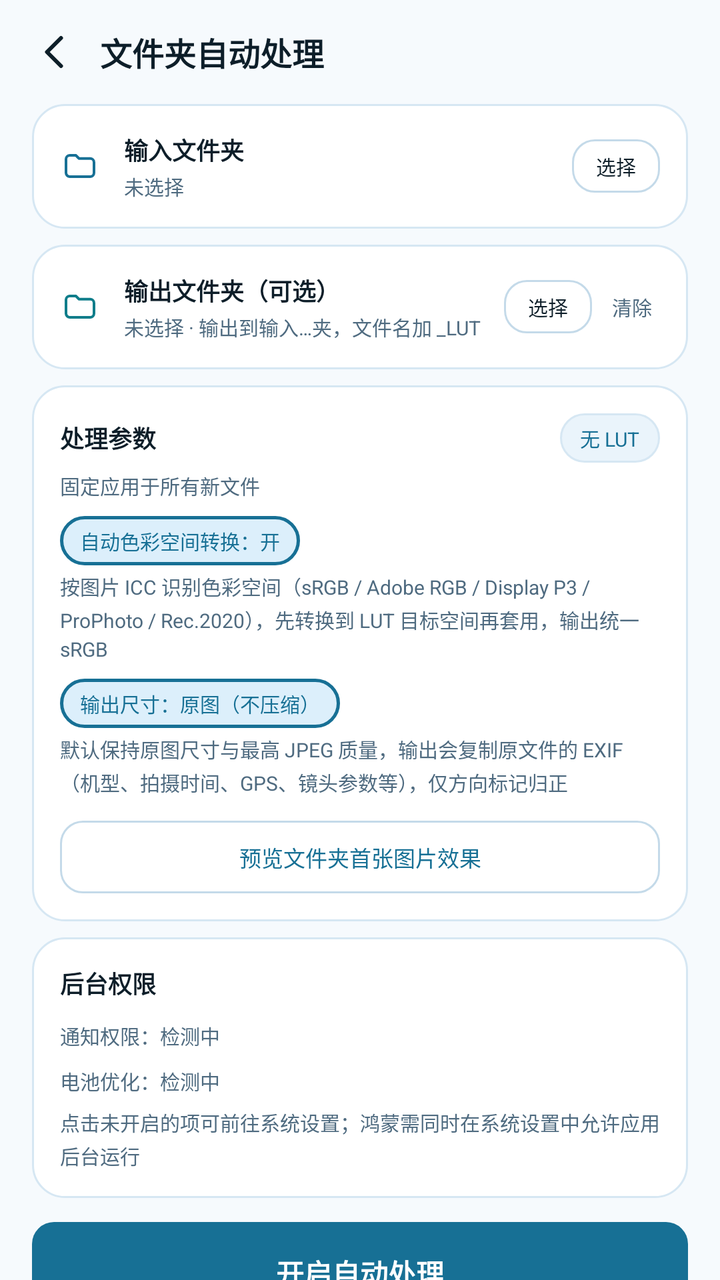
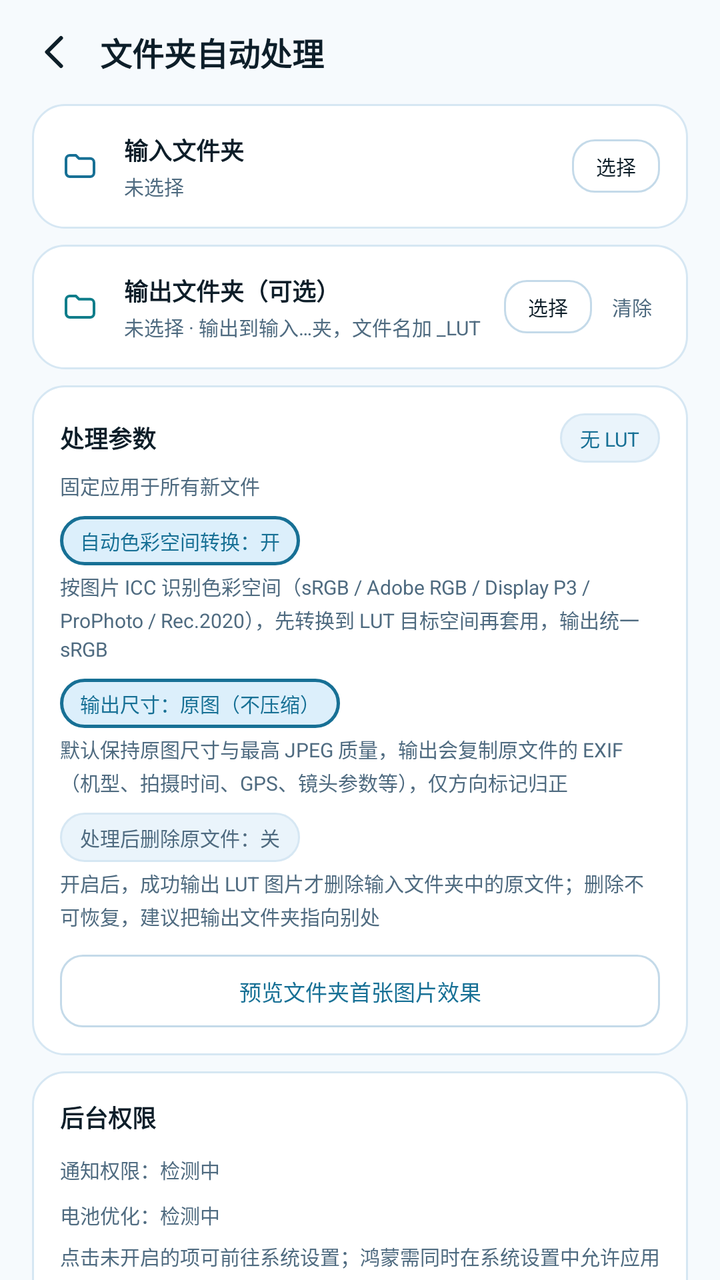

Before-and-after screenshots of an Android layout around one commit, followed by the original layout XML and the change that was made.
<!-- AndroidManifest.xml: application theme AppTheme_Dark -->
<!-- res/layout/activity_auto.xml -->
<?xml version="1.0" encoding="utf-8"?>
<LinearLayout xmlns:android="http://schemas.android.com/apk/res/android"
    android:layout_width="match_parent"
    android:layout_height="match_parent"
    android:orientation="vertical"
    android:background="@color/bg">

    <LinearLayout
        android:layout_width="match_parent"
        android:layout_height="52dp"
        android:orientation="horizontal"
        android:gravity="center_vertical"
        android:paddingLeft="8dp"
        android:paddingRight="16dp">

        <ImageView
            android:id="@+id/btnBack"
            android:layout_width="40dp"
            android:layout_height="40dp"
            android:padding="8dp"
            android:src="@drawable/ic_back"
            android:tint="@color/text"
            android:clickable="true"
            android:focusable="true"
            android:contentDescription="返回" />

        <TextView
            android:layout_width="0dp"
            android:layout_height="wrap_content"
            android:layout_weight="1"
            android:layout_marginLeft="2dp"
            android:text="文件夹自动处理"
            android:textColor="@color/text"
            android:textSize="16sp"
            android:textStyle="bold" />
    </LinearLayout>

    <ScrollView
        android:layout_width="match_parent"
        android:layout_height="0dp"
        android:layout_weight="1"
        android:scrollbars="none">

        <LinearLayout
            android:layout_width="match_parent"
            android:layout_height="wrap_content"
            android:orientation="vertical"
            android:paddingLeft="16dp"
            android:paddingRight="16dp"
            android:paddingBottom="16dp">

            <LinearLayout
                android:layout_width="match_parent"
                android:layout_height="wrap_content"
                android:orientation="horizontal"
                android:background="@drawable/bg_card"
                android:padding="14dp"
                android:gravity="center_vertical">

                <ImageView
                    android:layout_width="20dp"
                    android:layout_height="20dp"
                    android:src="@drawable/ic_folder"
                    android:tint="@color/accent" />

                <LinearLayout
                    android:layout_width="0dp"
                    android:layout_height="wrap_content"
                    android:layout_weight="1"
                    android:layout_marginLeft="12dp"
                    android:orientation="vertical">

                    <TextView
                        android:layout_width="wrap_content"
                        android:layout_height="wrap_content"
                        android:text="输入文件夹"
                        android:textColor="@color/text"
                        android:textSize="12sp"
                        android:textStyle="bold" />

                    <TextView
                        android:id="@+id/inPath"
                        android:layout_width="match_parent"
                        android:layout_height="wrap_content"
                        android:layout_marginTop="2dp"
                        android:ellipsize="middle"
                        android:maxLines="1"
                        android:text="未选择"
                        android:textColor="@color/muted"
                        android:textSize="10sp" />
                </LinearLayout>

                <TextView
                    android:id="@+id/btnPickIn"
                    android:layout_width="wrap_content"
                    android:layout_height="wrap_content"
                    android:layout_marginLeft="8dp"
                    android:background="@drawable/bg_btn_ghost"
                    android:paddingLeft="12dp"
                    android:paddingRight="12dp"
                    android:paddingTop="6dp"
                    android:paddingBottom="6dp"
                    android:text="选择"
                    android:textColor="@color/text"
                    android:textSize="10sp"
                    android:clickable="true"
                    android:focusable="true" />
            </LinearLayout>

            <LinearLayout
                android:layout_width="match_parent"
                android:layout_height="wrap_content"
                android:layout_marginTop="8dp"
                android:orientation="horizontal"
                android:background="@drawable/bg_card"
                android:padding="14dp"
                android:gravity="center_vertical">

                <ImageView
                    android:layout_width="20dp"
                    android:layout_height="20dp"
                    android:src="@drawable/ic_folder"
                    android:tint="@color/teal" />

                <LinearLayout
                    android:layout_width="0dp"
                    android:layout_height="wrap_content"
                    android:layout_weight="1"
                    android:layout_marginLeft="12dp"
                    android:orientation="vertical">

                    <TextView
                        android:layout_width="wrap_content"
                        android:layout_height="wrap_content"
                        android:text="输出文件夹（可选）"
                        android:textColor="@color/text"
                        android:textSize="12sp"
                        android:textStyle="bold" />

                    <TextView
                        android:id="@+id/outPath"
                        android:layout_width="match_parent"
                        android:layout_height="wrap_content"
                        android:layout_marginTop="2dp"
                        android:ellipsize="middle"
                        android:maxLines="1"
                        android:text="未选择 · 输出到输入文件夹，文件名加 _LUT"
                        android:textColor="@color/muted"
                        android:textSize="10sp" />
                </LinearLayout>

                <TextView
                    android:id="@+id/btnPickOut"
                    android:layout_width="wrap_content"
                    android:layout_height="wrap_content"
                    android:layout_marginLeft="8dp"
                    android:background="@drawable/bg_btn_ghost"
                    android:paddingLeft="12dp"
                    android:paddingRight="12dp"
                    android:paddingTop="6dp"
                    android:paddingBottom="6dp"
                    android:text="选择"
                    android:textColor="@color/text"
                    android:textSize="10sp"
                    android:clickable="true"
                    android:focusable="true" />

                <TextView
                    android:id="@+id/btnClearOut"
                    android:layout_width="wrap_content"
                    android:layout_height="wrap_content"
                    android:layout_marginLeft="6dp"
                    android:padding="4dp"
                    android:text="清除"
                    android:textColor="@color/muted"
                    android:textSize="10sp"
                    android:clickable="true"
                    android:focusable="true" />
            </LinearLayout>

            <LinearLayout
                android:layout_width="match_parent"
                android:layout_height="wrap_content"
                android:layout_marginTop="8dp"
                android:orientation="vertical"
                android:background="@drawable/bg_card"
                android:padding="14dp">

                <LinearLayout
                    android:layout_width="match_parent"
                    android:layout_height="wrap_content"
                    android:orientation="horizontal"
                    android:gravity="center_vertical">

                    <TextView
                        android:layout_width="0dp"
                        android:layout_height="wrap_content"
                        android:layout_weight="1"
                        android:text="处理参数"
                        android:textColor="@color/text"
                        android:textSize="12sp"
                        android:textStyle="bold" />

                    <TextView
                        android:id="@+id/autoLutName"
                        android:layout_width="wrap_content"
                        android:layout_height="wrap_content"
                        android:background="@drawable/bg_chip"
                        android:paddingLeft="10dp"
                        android:paddingRight="10dp"
                        android:paddingTop="5dp"
                        android:paddingBottom="5dp"
                        android:text="无 LUT"
                        android:textColor="@color/accent"
                        android:textSize="10sp"
                        android:clickable="true"
                        android:focusable="true" />
                </LinearLayout>

                <TextView
                    android:layout_width="wrap_content"
                    android:layout_height="wrap_content"
                    android:layout_marginTop="4dp"
                    android:text="固定应用于所有新文件"
                    android:textColor="@color/muted"
                    android:textSize="10sp" />

                <TextView
                    android:id="@+id/btnSpace"
                    android:layout_width="wrap_content"
                    android:layout_height="wrap_content"
                    android:layout_marginTop="8dp"
                    android:background="@drawable/bg_chip_sel"
                    android:paddingLeft="10dp"
                    android:paddingRight="10dp"
                    android:paddingTop="5dp"
                    android:paddingBottom="5dp"
                    android:text="自动色彩空间转换：开"
                    android:textColor="@color/accent"
                    android:textSize="10sp"
                    android:clickable="true"
                    android:focusable="true" />

                <TextView
                    android:layout_width="match_parent"
                    android:layout_height="wrap_content"
                    android:layout_marginTop="3dp"
                    android:lineSpacingExtra="2dp"
                    android:text="按图片 ICC 识别色彩空间（sRGB / Adobe RGB / Display P3 / ProPhoto / Rec.2020），先转换到 LUT 目标空间再套用，输出统一 sRGB"
                    android:textColor="@color/muted"
                    android:textSize="10sp" />

                <TextView
                    android:id="@+id/btnSize"
                    android:layout_width="wrap_content"
                    android:layout_height="wrap_content"
                    android:layout_marginTop="8dp"
                    android:background="@drawable/bg_chip_sel"
                    android:paddingLeft="10dp"
                    android:paddingRight="10dp"
                    android:paddingTop="5dp"
                    android:paddingBottom="5dp"
                    android:text="输出尺寸：原图（不压缩）"
                    android:textColor="@color/accent"
                    android:textSize="10sp"
                    android:clickable="true"
                    android:focusable="true" />

                <TextView
                    android:layout_width="match_parent"
                    android:layout_height="wrap_content"
                    android:layout_marginTop="3dp"
                    android:lineSpacingExtra="2dp"
                    android:text="默认保持原图尺寸与最高 JPEG 质量，输出会复制原文件的 EXIF（机型、拍摄时间、GPS、镜头参数等），仅方向标记归正"
                    android:textColor="@color/muted"
                    android:textSize="10sp" />

                <LinearLayout
                    android:id="@+id/autoAdjustList"
                    android:layout_width="match_parent"
                    android:layout_height="wrap_content"
                    android:layout_marginTop="6dp"
                    android:orientation="vertical" />

                <TextView
                    android:id="@+id/btnPreview"
                    android:layout_width="match_parent"
                    android:layout_height="wrap_content"
                    android:layout_marginTop="6dp"
                    android:background="@drawable/bg_btn_ghost"
                    android:gravity="center"
                    android:paddingTop="10dp"
                    android:paddingBottom="10dp"
                    android:text="预览文件夹首张图片效果"
                    android:textColor="@color/accent"
                    android:textSize="11sp"
                    android:clickable="true"
                    android:focusable="true" />
            </LinearLayout>

            <LinearLayout
                android:layout_width="match_parent"
                android:layout_height="wrap_content"
                android:layout_marginTop="8dp"
                android:orientation="vertical"
                android:background="@drawable/bg_card"
                android:padding="14dp">

                <TextView
                    android:layout_width="wrap_content"
                    android:layout_height="wrap_content"
                    android:text="后台权限"
                    android:textColor="@color/text"
                    android:textSize="12sp"
                    android:textStyle="bold" />

                <TextView
                    android:id="@+id/notifState"
                    android:layout_width="match_parent"
                    android:layout_height="wrap_content"
                    android:layout_marginTop="6dp"
                    android:paddingTop="4dp"
                    android:paddingBottom="4dp"
                    android:text="通知权限：检测中"
                    android:textColor="@color/muted"
                    android:textSize="10sp"
                    android:clickable="true"
                    android:focusable="true" />

                <TextView
                    android:id="@+id/battState"
                    android:layout_width="match_parent"
                    android:layout_height="wrap_content"
                    android:paddingTop="4dp"
                    android:paddingBottom="4dp"
                    android:text="电池优化：检测中"
                    android:textColor="@color/muted"
                    android:textSize="10sp"
                    android:clickable="true"
                    android:focusable="true" />

                <TextView
                    android:layout_width="wrap_content"
                    android:layout_height="wrap_content"
                    android:layout_marginTop="2dp"
                    android:text="点击未开启的项可前往系统设置；鸿蒙需同时在系统设置中允许应用后台运行"
                    android:textColor="@color/muted"
                    android:textSize="10sp"
                    android:lineSpacingExtra="2dp" />
            </LinearLayout>

            <TextView
                android:id="@+id/btnToggle"
                android:layout_width="match_parent"
                android:layout_height="wrap_content"
                android:layout_marginTop="12dp"
                android:background="@drawable/bg_btn"
                android:gravity="center"
                android:paddingTop="15dp"
                android:paddingBottom="15dp"
                android:text="开启自动处理"
                android:textColor="@color/on_accent"
                android:textSize="14sp"
                android:textStyle="bold"
                android:clickable="true"
                android:focusable="true" />

            <TextView
                android:id="@+id/btnProcessAll"
                android:layout_width="match_parent"
                android:layout_height="wrap_content"
                android:layout_marginTop="8dp"
                android:background="@drawable/bg_btn_ghost"
                android:gravity="center"
                android:paddingTop="12dp"
                android:paddingBottom="12dp"
                android:text="立即处理文件夹中已有图片"
                android:textColor="@color/text"
                android:textSize="12sp"
                android:clickable="true"
                android:focusable="true" />

            <LinearLayout
                android:layout_width="match_parent"
                android:layout_height="wrap_content"
                android:layout_marginTop="8dp"
                android:orientation="vertical"
                android:background="@drawable/bg_card"
                android:padding="14dp">

                <TextView
                    android:layout_width="wrap_content"
                    android:layout_height="wrap_content"
                    android:text="处理记录"
                    android:textColor="@color/text"
                    android:textSize="12sp"
                    android:textStyle="bold" />

                <ScrollView
                    android:layout_width="match_parent"
                    android:layout_height="120dp"
                    android:layout_marginTop="6dp"
                    android:scrollbars="vertical">

                    <TextView
                        android:id="@+id/logText"
                        android:layout_width="match_parent"
                        android:layout_height="wrap_content"
                        android:fontFamily="monospace"
                        android:lineSpacingExtra="2dp"
                        android:text="暂无记录"
                        android:textColor="@color/muted"
                        android:textSize="10sp" />
                </ScrollView>
            </LinearLayout>

            <TextView
                android:layout_width="match_parent"
                android:layout_height="wrap_content"
                android:layout_marginTop="12dp"
                android:text="提示：自动处理在本地离线运行。请保持应用在后台上运行（通知栏常驻），新图片保存到输入文件夹后约 6 秒内自动套用 LUT 并输出。"
                android:textColor="@color/muted"
                android:textSize="10sp"
                android:lineSpacingExtra="3dp" />
        </LinearLayout>
    </ScrollView>
</LinearLayout>
<!-- resources referenced by this layout -->
<resources>
  <color name="accent">#177095</color>
  <color name="bg">#F6FAFD</color>
  <color name="muted">#4F6B80</color>
  <color name="on_accent">#FFFFFF</color>
  <color name="teal">#0F7D8A</color>
  <color name="text">#0D1E29</color>
  <!-- drawable bg_btn (drawable) -->
  <?xml version="1.0" encoding="utf-8"?>
  <shape xmlns:android="http://schemas.android.com/apk/res/android" android:shape="rectangle">
      <solid android:color="@color/accent" />
      <corners android:radius="11dp" />
  </shape>
  <!-- drawable bg_btn_ghost (drawable) -->
  <?xml version="1.0" encoding="utf-8"?>
  <shape xmlns:android="http://schemas.android.com/apk/res/android" android:shape="rectangle">
      <solid android:color="#00000000" />
      <corners android:radius="11dp" />
      <stroke android:width="1dp" android:color="@color/ghost_stroke" />
  </shape>
  <!-- drawable bg_card (drawable) -->
  <?xml version="1.0" encoding="utf-8"?>
  <shape xmlns:android="http://schemas.android.com/apk/res/android" android:shape="rectangle">
      <solid android:color="@color/surface" />
      <corners android:radius="16dp" />
      <stroke android:width="1dp" android:color="@color/stroke" />
  </shape>
  <!-- drawable bg_chip (drawable) -->
  <?xml version="1.0" encoding="utf-8"?>
  <shape xmlns:android="http://schemas.android.com/apk/res/android" android:shape="rectangle">
      <solid android:color="@color/surface2" />
      <corners android:radius="12dp" />
      <stroke android:width="1dp" android:color="@color/stroke" />
  </shape>
  <!-- drawable bg_chip_sel (drawable) -->
  <?xml version="1.0" encoding="utf-8"?>
  <shape xmlns:android="http://schemas.android.com/apk/res/android" android:shape="rectangle">
      <solid android:color="@color/chip_sel_bg" />
      <corners android:radius="12dp" />
      <stroke android:width="1.5dp" android:color="@color/accent" />
  </shape>
  <!-- drawable ic_back (drawable) -->
  <?xml version="1.0" encoding="utf-8"?>
  <vector xmlns:android="http://schemas.android.com/apk/res/android"
      android:width="24dp" android:height="24dp"
      android:viewportWidth="24" android:viewportHeight="24">
      <path
          android:pathData="M14.5 5L7.5 12l7 7"
          android:fillColor="#00000000"
          android:strokeColor="#FFFFFFFF"
          android:strokeWidth="2"
          android:strokeLineCap="round"
          android:strokeLineJoin="round" />
  </vector>
  <!-- drawable ic_folder (drawable) -->
  <?xml version="1.0" encoding="utf-8"?>
  <vector xmlns:android="http://schemas.android.com/apk/res/android"
      android:width="24dp" android:height="24dp"
      android:viewportWidth="24" android:viewportHeight="24">
      <path
          android:pathData="M3.6 7.9A2.3 2.3 0 0 1 5.9 5.6h3.6l1.9 1.9h6.7a2.3 2.3 0 0 1 2.3 2.3v6.3a2.3 2.3 0 0 1 -2.3 2.3H5.9a2.3 2.3 0 0 1 -2.3 -2.3z"
          android:fillColor="#00000000"
          android:strokeColor="#FFFFFFFF"
          android:strokeWidth="1.6"
          android:strokeLineJoin="round" />
  </vector>
  <style name="AppTheme_Dark" parent="@android:style/Theme.Material.NoActionBar">
          <item name="android:windowBackground">@color/bg</item>
          <item name="android:colorAccent">@color/accent</item>
          <item name="android:statusBarColor">@color/bg</item>
          <item name="android:navigationBarColor">@color/bg</item>
          <item name="android:windowLightStatusBar">false</item>
          <item name="android:textColorPrimary">@color/text</item>
          <item name="android:textColorSecondary">@color/muted</item>
      </style>
  <color name="ghost_stroke">#C4DAE9</color>
  <color name="surface">#FFFFFF</color>
  <color name="stroke">#D6E7F3</color>
  <color name="surface2">#EAF4FB</color>
  <color name="chip_sel_bg">#DCEFFB</color>
</resources>

<!-- the commit's change to res/layout/activity_auto.xml (unified diff, before → after) -->
@@ -275,6 +275,31 @@
                     android:textColor="@color/muted"
                     android:textSize="10sp" />
 
+                <TextView
+                    android:id="@+id/btnDelete"
+                    android:layout_width="wrap_content"
+                    android:layout_height="wrap_content"
+                    android:layout_marginTop="8dp"
+                    android:background="@drawable/bg_chip"
+                    android:paddingLeft="10dp"
+                    android:paddingRight="10dp"
+                    android:paddingTop="5dp"
+                    android:paddingBottom="5dp"
+                    android:text="处理后删除原文件：关"
+                    android:textColor="@color/muted"
+                    android:textSize="10sp"
+                    android:clickable="true"
+                    android:focusable="true" />
+
+                <TextView
+                    android:layout_width="match_parent"
+                    android:layout_height="wrap_content"
+                    android:layout_marginTop="3dp"
+                    android:lineSpacingExtra="2dp"
+                    android:text="开启后，成功输出 LUT 图片才删除输入文件夹中的原文件；删除不可恢复，建议把输出文件夹指向别处"
+                    android:textColor="@color/muted"
+                    android:textSize="10sp" />
+
                 <LinearLayout
                     android:id="@+id/autoAdjustList"
                     android:layout_width="match_parent"
